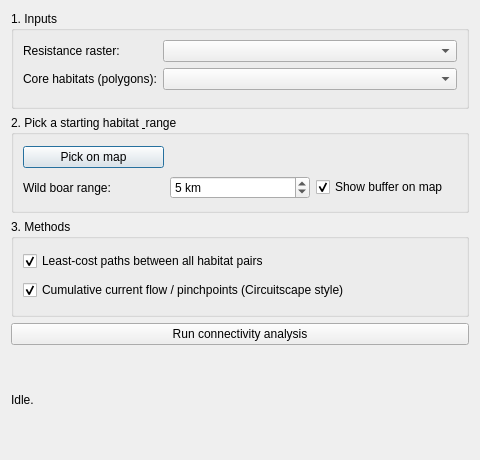
First picture: the form in qgis_plugin/wildboar_connectivity/connectivity_dialog_base.ui, repository LukasBuchmann/BA-wild-boar-connectivity-modeling, before the edit.
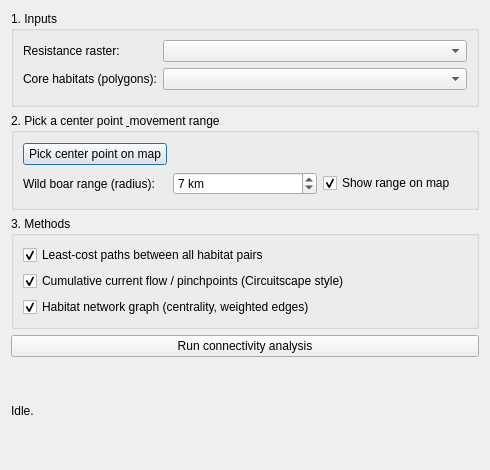
Second picture: the form after the edit. Custom widgets are drawn as their Qt base class.

The edit to the form file:
```diff
--- a/qgis_plugin/wildboar_connectivity/connectivity_dialog_base.ui
+++ b/qgis_plugin/wildboar_connectivity/connectivity_dialog_base.ui
@@ -6,8 +6,8 @@
    <rect>
     <x>0</x>
     <y>0</y>
-    <width>480</width>
-    <height>460</height>
+    <width>490</width>
+    <height>470</height>
    </rect>
   </property>
   <property name="windowTitle">
@@ -48,13 +48,13 @@
    <item>
     <widget class="QGroupBox" name="grpRegion">
      <property name="title">
-      <string>2. Pick a starting habitat &amp; range</string>
+      <string>2. Pick a center point &amp; movement range</string>
      </property>
      <layout class="QGridLayout" name="gridRegion">
       <item row="0" column="0">
        <widget class="QPushButton" name="btnPick">
         <property name="text">
-         <string>Pick on map</string>
+         <string>Pick center point on map</string>
         </property>
        </widget>
       </item>
@@ -71,7 +71,7 @@
       <item row="1" column="0">
        <widget class="QLabel" name="lblRange">
         <property name="text">
-         <string>Wild boar range:</string>
+         <string>Wild boar range (radius):</string>
         </property>
        </widget>
       </item>
@@ -79,14 +79,14 @@
        <widget class="QSpinBox" name="spnRangeKm">
         <property name="minimum"><number>1</number></property>
         <property name="maximum"><number>20</number></property>
-        <property name="value"><number>5</number></property>
+        <property name="value"><number>7</number></property>
         <property name="suffix"><string> km</string></property>
        </widget>
       </item>
       <item row="1" column="2">
        <widget class="QCheckBox" name="chkShowBuffer">
         <property name="text">
-         <string>Show buffer on map</string>
+         <string>Show range on map</string>
         </property>
         <property name="checked"><bool>true</bool></property>
        </widget>
@@ -117,6 +117,14 @@
         <property name="checked"><bool>true</bool></property>
        </widget>
       </item>
+      <item>
+       <widget class="QCheckBox" name="chkGraph">
+        <property name="text">
+         <string>Habitat network graph (centrality, weighted edges)</string>
+        </property>
+        <property name="checked"><bool>true</bool></property>
+       </widget>
+      </item>
      </layout>
     </widget>
    </item>
```
Left out of the diff: 3 changed lines with no effect on the pictures.
